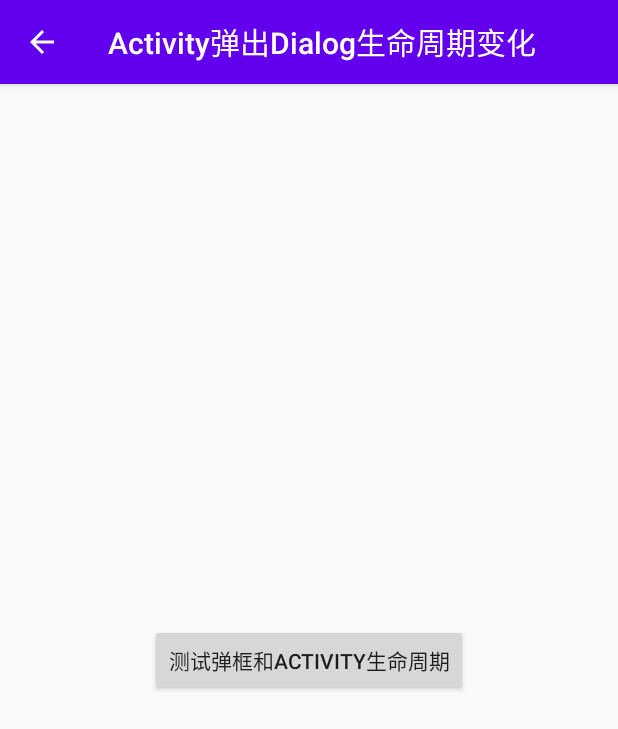
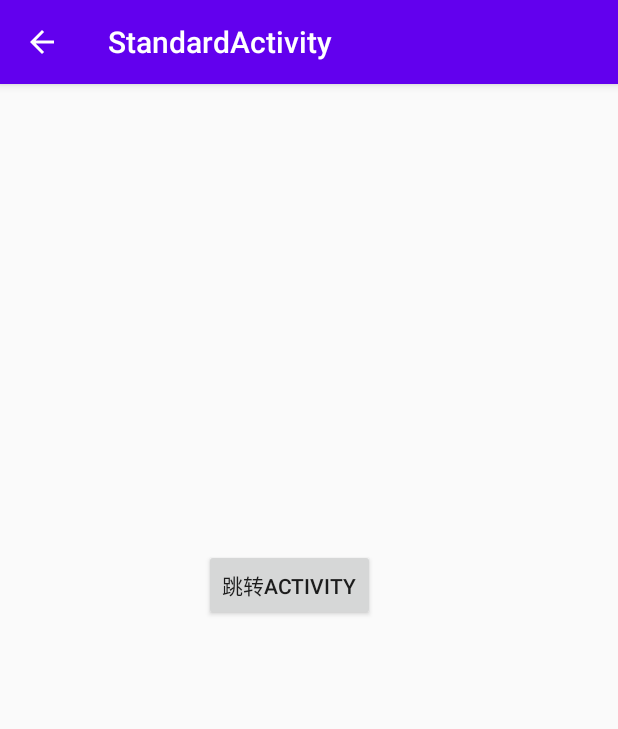
Before and after one commit to kingkong-li/lifechange, an Android app: the screen it shows after launch (TestDialogLifecycleActivity before the commit, StandardActivity after it), after a tap on "去了解控件生命周期", on a phone screen of 412 x 824 dp. Shown: the top 729 px of the screen. Run offline under Robolectric (Android 15) with nearby library versions, the phone set to English and light mode, and no system bars.

Commit message:
【不同启动模式下的 生命周期 】

```diff
--- a/lifechange/app/src/main/java/com/jingang/lifechange/MainActivity.java
+++ b/lifechange/app/src/main/java/com/jingang/lifechange/MainActivity.java
@@ -9,11 +9,10 @@ import android.widget.Button;
 
 import com.jingang.lifechange.algorithm.AlgorithmMainActivity;
 import com.jingang.lifechange.algorithm.struct.array.ArrayTestActivity;
-import com.jingang.lifechange.algorithm.struct.listoperation.TestListOperationActivity;
 import com.jingang.lifechange.base.BaseActivity;
 import com.jingang.lifechange.generics.TestGenericsActivity;
+import com.jingang.lifechange.lifecycle.StandardActivity;
 import com.jingang.lifechange.memory.LeakDemoActivity;
-import com.jingang.lifechange.ui.TestDialogLifecycleActivity;
 
 /**
  * @author jingang
@@ -40,7 +39,7 @@ public class MainActivity extends BaseActivity {
             @Override
             public void onClick(View v) {
                 Intent intent=new Intent();
-                intent.setClass(MainActivity.this, TestDialogLifecycleActivity.class);
+                intent.setClass(MainActivity.this, StandardActivity.class);
                 MainActivity.this.startActivity(intent);
             }
         });
--- a/lifechange/app/src/main/java/com/jingang/lifechange/algorithm/struct/array/ArrayMonotonicity.java
+++ b/lifechange/app/src/main/java/com/jingang/lifechange/algorithm/struct/array/ArrayMonotonicity.java
@@ -3,8 +3,6 @@ package com.jingang.lifechange.algorithm.struct.array;
 import android.util.Log;
 
 import org.jetbrains.annotations.NotNull;
-
-import java.util.Arrays;
 
 /**
  * @Description: 数组单调性专项练习
--- /dev/null
+++ b/lifechange/app/src/main/java/com/jingang/lifechange/lifecycle/StandardActivity.java
@@ -0,0 +1,30 @@
+package com.jingang.lifechange.lifecycle;
+
+import android.content.Intent;
+import android.os.Bundle;
+import android.view.View;
+import android.widget.Button;
+
+import com.jingang.lifechange.R;
+import com.jingang.lifechange.base.BaseActivity;
+
+/**
+ * 启动模式 和 Activity 启动流程结合起来 讲解下
+ */
+public class StandardActivity extends BaseActivity {
+
+    @Override
+    protected void onCreate(Bundle savedInstanceState) {
+        super.onCreate(savedInstanceState);
+        setContentView(R.layout.activity_normal);
+        Button button=findViewById(R.id.button);
+        button.setOnClickListener(new View.OnClickListener() {
+            @Override
+            public void onClick(View v) {
+                Intent intent=new Intent();
+                intent.setClass(StandardActivity.this, StandardActivity.class);
+                StandardActivity.this.startActivity(intent);
+            }
+        });
+    }
+}
--- /dev/null
+++ b/lifechange/app/src/main/res/layout/activity_normal.xml
@@ -0,0 +1,25 @@
+<?xml version="1.0" encoding="utf-8"?>
+<androidx.constraintlayout.widget.ConstraintLayout xmlns:android="http://schemas.android.com/apk/res/android"
+    xmlns:app="http://schemas.android.com/apk/res-auto"
+    xmlns:tools="http://schemas.android.com/tools"
+    android:layout_width="match_parent"
+    android:layout_height="match_parent"
+    tools:context="com.jingang.lifechange.lifecycle.StandardActivity">
+
+    <Button
+        android:id="@+id/button"
+        android:layout_width="wrap_content"
+        android:layout_height="wrap_content"
+        android:layout_marginStart="149dp"
+        android:layout_marginLeft="149dp"
+        android:layout_marginTop="291dp"
+        android:layout_marginEnd="175dp"
+        android:layout_marginRight="175dp"
+        android:layout_marginBottom="392dp"
+        android:text="跳转Activity"
+        app:layout_constraintBottom_toBottomOf="parent"
+        app:layout_constraintEnd_toEndOf="parent"
+        app:layout_constraintStart_toStartOf="parent"
+        app:layout_constraintTop_toTopOf="parent" />
+
+</androidx.constraintlayout.widget.ConstraintLayout>
--- a/lifechange/app/src/main/res/layout/activity_test_dialog_lifecycle.xml
+++ b/lifechange/app/src/main/res/layout/activity_test_dialog_lifecycle.xml
@@ -3,7 +3,7 @@
     xmlns:tools="http://schemas.android.com/tools"
     android:layout_width="match_parent"
     android:layout_height="match_parent"
-    tools:context="com.jingang.lifechange.ui.TestDialogLifecycleActivity"
+    tools:context="com.jingang.lifechange.lifecycle.TestDialogLifecycleActivity"
     android:gravity="center">
 
     <Button
```
Also changed, not shown: lifechange/app/src/main/AndroidManifest.xml (+6 -2 lines), lifechange/app/src/main/java/com/jingang/lifechange/algorithm/struct/array/ArrayTestActivity.java (+8 -0 lines), lifechange/app/src/main/java/com/jingang/lifechange/algorithm/struct/array/TwoArrayDifference.java (added, +55 -0 lines), lifechange/app/src/main/java/com/jingang/lifechange/lifecycle/SingleInstanceActivity.java (added, +31 -0 lines), lifechange/app/src/main/java/com/jingang/lifechange/lifecycle/TestDialogLifecycleActivity.java (renamed from lifechange/app/src/main/java/com/jingang/lifechange/ui/TestDialogLifecycleActivity.java, +1 -6 lines), lifechange/app/src/main/res/layout/activity_single_instance.xml (added, +25 -0 lines).
